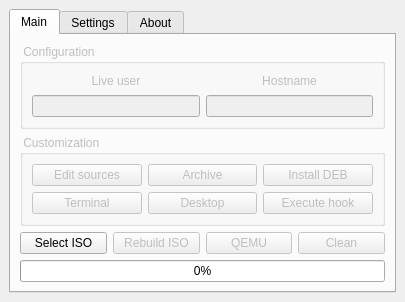
Old version of the form src/gui.ui in the repository kamilion/customizer.
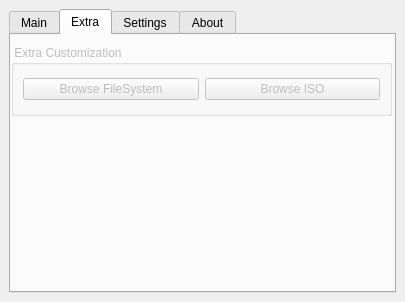
New version of the form. The open tabs and pages were chosen to show the change. Icons and pictures are not drawn.

Commit message: implemented browsing of working directories

Patch:
```diff
--- a/src/gui.ui
+++ b/src/gui.ui
@@ -7,7 +7,7 @@
     <x>0</x>
     <y>0</y>
     <width>405</width>
-    <height>269</height>
+    <height>271</height>
    </rect>
   </property>
   <property name="sizePolicy">
@@ -183,6 +183,46 @@
         </item>
        </layout>
       </widget>
+      <widget class="QWidget" name="tab_4">
+       <attribute name="icon">
+        <iconset theme="emblem-favorite"/>
+       </attribute>
+       <attribute name="title">
+        <string>Extra</string>
+       </attribute>
+       <widget class="QGroupBox" name="extraCustomizationBox">
+        <property name="enabled">
+         <bool>false</bool>
+        </property>
+        <property name="geometry">
+         <rect>
+          <x>0</x>
+          <y>10</y>
+          <width>381</width>
+          <height>71</height>
+         </rect>
+        </property>
+        <property name="title">
+         <string> Extra Customization </string>
+        </property>
+        <layout class="QGridLayout" name="gridLayout_7">
+         <item row="0" column="0">
+          <widget class="QPushButton" name="browseFileSystemButton">
+           <property name="text">
+            <string>Browse FileSystem</string>
+           </property>
+          </widget>
+         </item>
+         <item row="0" column="1">
+          <widget class="QPushButton" name="browseISOButton">
+           <property name="text">
+            <string>Browse ISO</string>
+           </property>
+          </widget>
+         </item>
+        </layout>
+       </widget>
+      </widget>
       <widget class="QWidget" name="tab_2">
        <attribute name="icon">
         <iconset theme="preferences-other"/>
```
Left out of the diff: 12 changed lines with no effect on the pictures. The commit also changes 2 other files.
